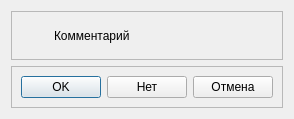
Qt form service/dialogs/amessagebox.ui (grigp/a-analyser) before a commit.
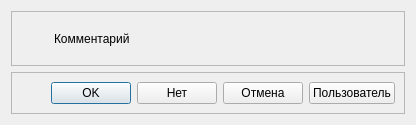
The same form after that commit. Icons and pictures are not drawn.

Commit message: Отложенная юстировка по специальной кнопке

The edit to the form file:
```diff
--- a/service/dialogs/amessagebox.ui
+++ b/service/dialogs/amessagebox.ui
@@ -6,8 +6,8 @@
    <rect>
     <x>0</x>
     <y>0</y>
-    <width>281</width>
-    <height>119</height>
+    <width>416</width>
+    <height>125</height>
    </rect>
   </property>
   <property name="windowTitle">
@@ -117,6 +117,13 @@
         </property>
        </widget>
       </item>
+      <item>
+       <widget class="QPushButton" name="btnUser">
+        <property name="text">
+         <string>Пользователь</string>
+        </property>
+       </widget>
+      </item>
      </layout>
     </widget>
    </item>
```
Left out of the diff: 25 changed lines with no effect on the pictures. The commit also changes 3 other files.
